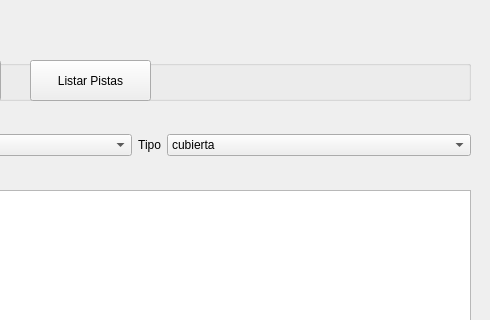
Above: ui/qt/pista_page.ui from i82camud/Club_Padel before the change; both pictures show x 590 to 1080 and y 0 to 320 of the 1080 by 770 pixel window. Below: the same form after it.
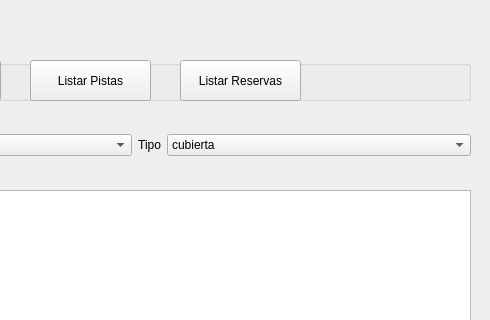
That is the form after the change.

Commit message: Listado reservas por pista

Patch:
```diff
--- a/ui/qt/pista_page.ui
+++ b/ui/qt/pista_page.ui
@@ -90,6 +90,19 @@
      <string>Listar Pistas</string>
     </property>
    </widget>
+   <widget class="QPushButton" name="btn_listar_reservas">
+    <property name="geometry">
+     <rect>
+      <x>750</x>
+      <y>0</y>
+      <width>121</width>
+      <height>41</height>
+     </rect>
+    </property>
+    <property name="text">
+     <string>Listar Reservas</string>
+    </property>
+   </widget>
   </widget>
   <widget class="QTableWidget" name="tabla_pistas">
    <property name="geometry">
```
The commit also changes 2 other files.
